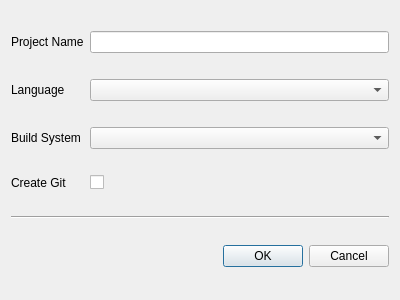
The window that ProjmanGUI/newprojectdialog.ui (Paul-Passeron/ProjetLAOA) describes before a commit, drawn with Qt 5.
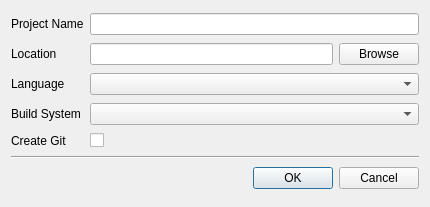
The same window after the commit.

Patch:
```diff
--- a/ProjmanGUI/newprojectdialog.ui
+++ b/ProjmanGUI/newprojectdialog.ui
@@ -6,15 +6,38 @@
    <rect>
     <x>0</x>
     <y>0</y>
-    <width>400</width>
-    <height>300</height>
+    <width>430</width>
+    <height>207</height>
    </rect>
   </property>
   <property name="windowTitle">
    <string>Dialog</string>
   </property>
   <layout class="QGridLayout" name="gridLayout">
-   <item row="6" column="1">
+   <item row="2" column="0">
+    <widget class="QLabel" name="label_2">
+     <property name="text">
+      <string>Language</string>
+     </property>
+    </widget>
+   </item>
+   <item row="2" column="1">
+    <widget class="QComboBox" name="comboBox"/>
+   </item>
+   <item row="8" column="0" colspan="2">
+    <widget class="Line" name="line">
+     <property name="orientation">
+      <enum>Qt::Orientation::Horizontal</enum>
+     </property>
+    </widget>
+   </item>
+   <item row="0" column="1">
+    <widget class="QLineEdit" name="lineEdit"/>
+   </item>
+   <item row="4" column="1">
+    <widget class="QComboBox" name="comboBox_2"/>
+   </item>
+   <item row="9" column="1">
     <widget class="QDialogButtonBox" name="buttonBox">
      <property name="orientation">
       <enum>Qt::Orientation::Horizontal</enum>
@@ -27,8 +50,26 @@
      </property>
     </widget>
    </item>
-   <item row="2" column="1">
-    <widget class="QComboBox" name="comboBox_2"/>
+   <item row="6" column="0">
+    <widget class="QLabel" name="label_4">
+     <property name="text">
+      <string>Create Git</string>
+     </property>
+    </widget>
+   </item>
+   <item row="6" column="1">
+    <widget class="QCheckBox" name="checkBox">
+     <property name="text">
+      <string/>
+     </property>
+    </widget>
+   </item>
+   <item row="4" column="0">
+    <widget class="QLabel" name="label_3">
+     <property name="text">
+      <string>Build System</string>
+     </property>
+    </widget>
    </item>
    <item row="0" column="0">
     <widget class="QLabel" name="label">
@@ -38,45 +79,31 @@
     </widget>
    </item>
    <item row="1" column="0">
-    <widget class="QLabel" name="label_2">
+    <widget class="QLabel" name="label_5">
+     <property name="sizePolicy">
+      <sizepolicy hsizetype="Preferred" vsizetype="Minimum">
+       <horstretch>0</horstretch>
+       <verstretch>0</verstretch>
+      </sizepolicy>
+     </property>
      <property name="text">
-      <string>Language</string>
+      <string>Location</string>
      </property>
     </widget>
    </item>
    <item row="1" column="1">
-    <widget class="QComboBox" name="comboBox"/>
-   </item>
-   <item row="4" column="1">
-    <widget class="QCheckBox" name="checkBox">
-     <property name="text">
-      <string/>
-     </property>
-    </widget>
-   </item>
-   <item row="0" column="1">
-    <widget class="QLineEdit" name="lineEdit"/>
-   </item>
-   <item row="2" column="0">
-    <widget class="QLabel" name="label_3">
-     <property name="text">
-      <string>Build System</string>
-     </property>
-    </widget>
-   </item>
-   <item row="4" column="0">
-    <widget class="QLabel" name="label_4">
-     <property name="text">
-      <string>Create Git</string>
-     </property>
-    </widget>
-   </item>
-   <item row="5" column="0" colspan="2">
-    <widget class="Line" name="line">
-     <property name="orientation">
-      <enum>Qt::Orientation::Horizontal</enum>
-     </property>
-    </widget>
+    <layout class="QHBoxLayout" name="horizontalLayout_2">
+     <item>
+      <widget class="QLineEdit" name="lineEdit_2"/>
+     </item>
+     <item>
+      <widget class="QPushButton" name="pushButton">
+       <property name="text">
+        <string>Browse</string>
+       </property>
+      </widget>
+     </item>
+    </layout>
    </item>
   </layout>
  </widget>
```
